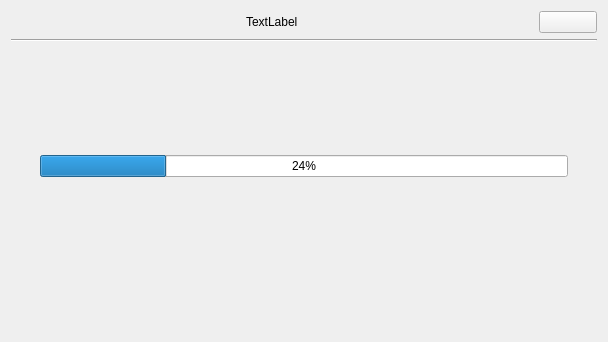
Qt form FileManagerFileTransferDialog.ui (wruwami/TPCAM-M30) before a commit.
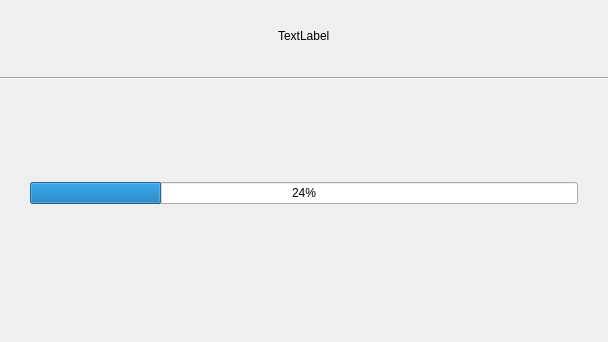
The same form after that commit. Custom widgets are drawn as their Qt base class.

```diff
--- a/FileManagerFileTransferDialog.ui
+++ b/FileManagerFileTransferDialog.ui
@@ -13,9 +13,21 @@
   <property name="windowTitle">
    <string>Form</string>
   </property>
-  <layout class="QGridLayout" name="gridLayout_2" rowstretch="74,1,268,0">
+  <layout class="QGridLayout" name="gridLayout_2" rowstretch="74,1,268">
+   <property name="leftMargin">
+    <number>0</number>
+   </property>
+   <property name="topMargin">
+    <number>0</number>
+   </property>
+   <property name="rightMargin">
+    <number>0</number>
+   </property>
+   <property name="bottomMargin">
+    <number>0</number>
+   </property>
    <item row="0" column="0">
-    <layout class="QHBoxLayout" name="horizontalLayout_3" stretch="9,1">
+    <layout class="QHBoxLayout" name="horizontalLayout_3" stretch="9">
      <item alignment="Qt::AlignHCenter">
       <widget class="CustomLabel" name="titleLabel">
        <property name="text">
@@ -23,13 +35,6 @@
        </property>
       </widget>
      </item>
-     <item>
-      <widget class="CustomPushButton" name="closePushButton">
-       <property name="text">
-        <string/>
-       </property>
-      </widget>
-     </item>
     </layout>
    </item>
    <item row="2" column="0">
@@ -133,11 +138,6 @@
   </layout>
  </widget>
  <customwidgets>
-  <customwidget>
-   <class>CustomPushButton</class>
-   <extends>QPushButton</extends>
-   <header>CustomPushButton.h</header>
-  </customwidget>
   <customwidget>
    <class>CustomLabel</class>
    <extends>QLabel</extends>
```
